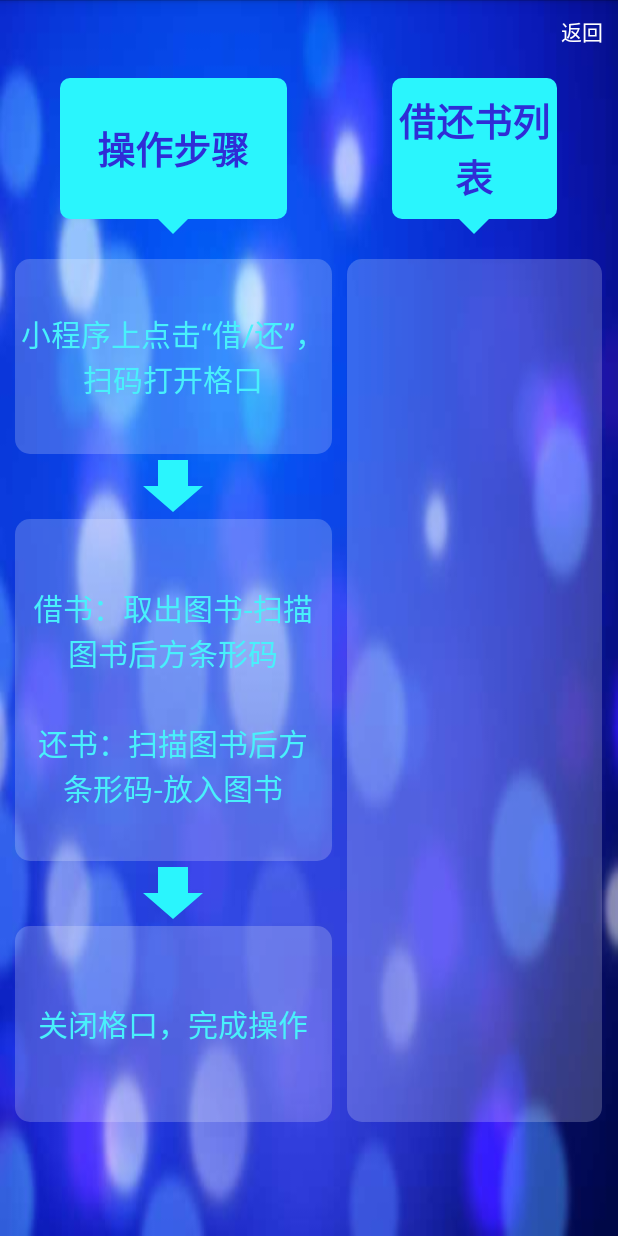
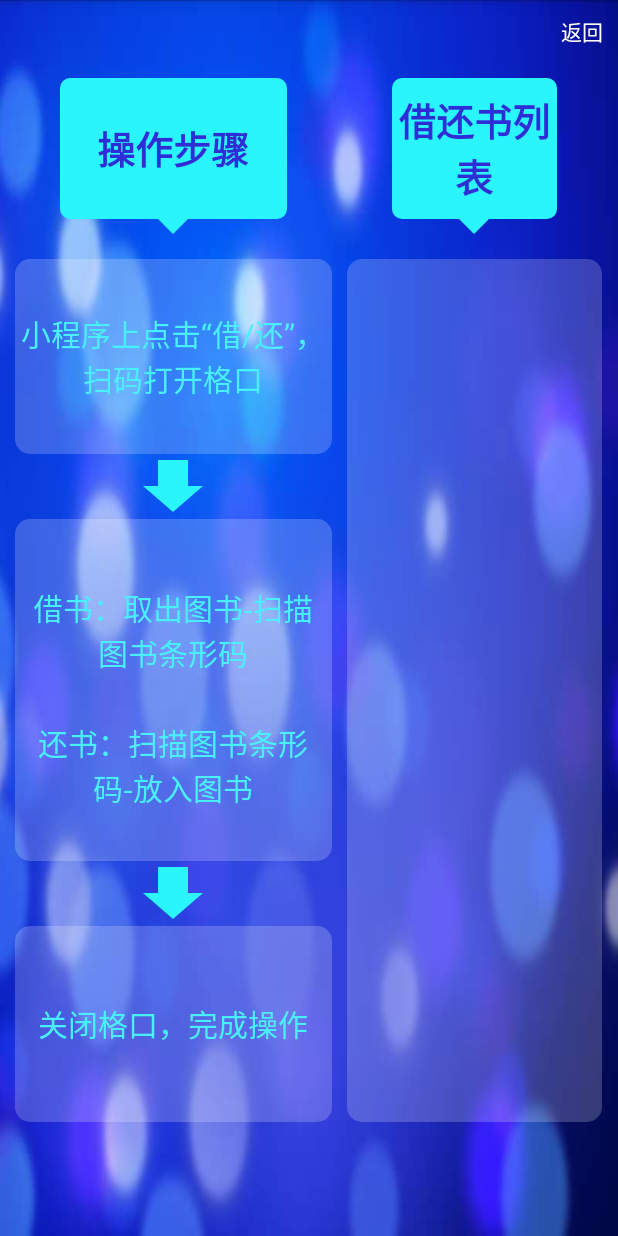
Before and after one commit to zjwzYang/BaobeishuApp, an Android app: the CodeListActivity screen opened directly, with no data from a screen before it, on a phone screen of 412 x 824 dp. Run offline under Robolectric (Android 15) with nearby library versions, the phone set to English and light mode, and no system bars; our stand-ins replace EventBus.

Commit message:
修改了文案

```diff
--- a/app/src/main/AndroidManifest.xml
+++ b/app/src/main/AndroidManifest.xml
@@ -1,6 +1,7 @@
 <?xml version="1.0" encoding="utf-8"?>
 <manifest xmlns:android="http://schemas.android.com/apk/res/android"
     package="com.andea.microbook"
+    android:installLocation="internalOnly"
     android:versionCode="1"
     android:versionName="1.0">
 
--- a/app/src/main/java/com/microbookcase/BootBroadcastReceiver.java
+++ b/app/src/main/java/com/microbookcase/BootBroadcastReceiver.java
@@ -3,7 +3,6 @@ package com.microbookcase;
 import android.content.BroadcastReceiver;
 import android.content.Context;
 import android.content.Intent;
-import android.content.IntentFilter;
 
 public class BootBroadcastReceiver extends BroadcastReceiver {
 
--- a/app/src/main/res/values/strings.xml
+++ b/app/src/main/res/values/strings.xml
@@ -52,7 +52,7 @@
 
     <string name="code_step_one">小程序上点击“借/还”，扫码打开格口</string>
     <string name="code_step_two">第二步，借书/还书</string>
-    <string name="code_step_two_one">借书：取出图书-扫描图书后方条形码</string>
-    <string name="code_step_two_two">还书：扫描图书后方条形码-放入图书</string>
+    <string name="code_step_two_one">借书：取出图书-扫描图书条形码</string>
+    <string name="code_step_two_two">还书：扫描图书条形码-放入图书</string>
     <string name="code_step_three">关闭格口，完成操作</string>
 </resources>
```
Also changed, not shown: 2 other files.
